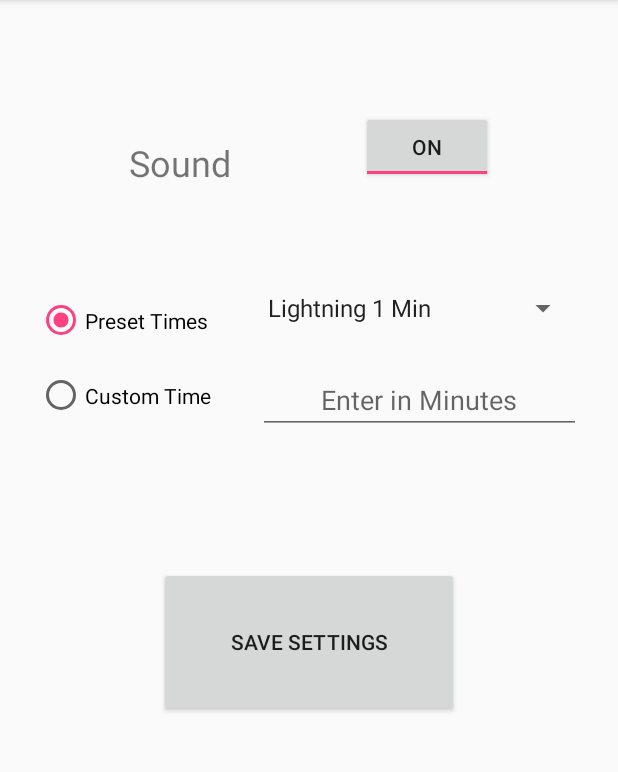
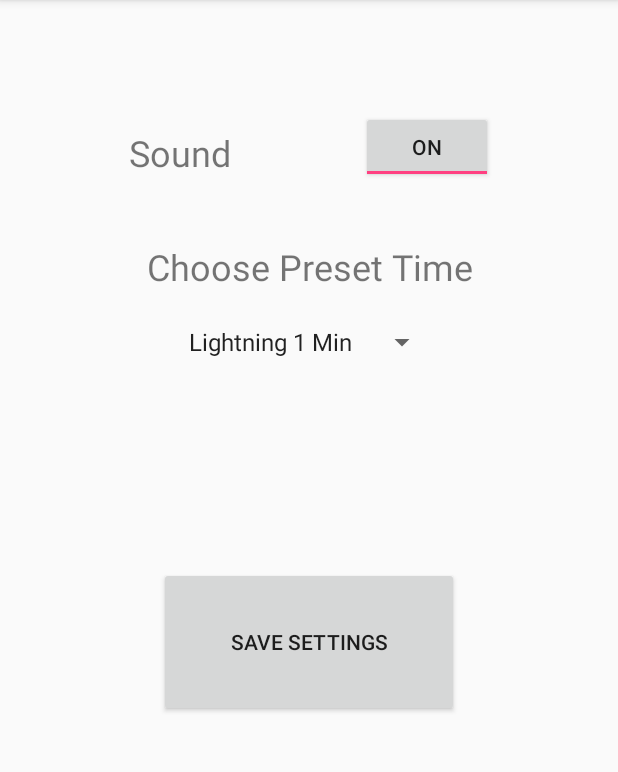
Before and after one commit to neo750a/MainRepo, an Android app: the Settings screen opened directly, with no data from a screen before it, on a phone screen of 412 x 824 dp, the part 84-856 px from its top. Run offline under Robolectric (Android 15) with nearby library versions, the phone set to English and light mode, and no system bars.

Commit message:
Finalize game
To Add:
-Screen flash when time is low
-functionality when timer ends for a player
-Look of the game.

```diff
--- a/ArguileChessClock/app/src/main/java/com/lencorp/com/arguilechessclock/Settings.java
+++ b/ArguileChessClock/app/src/main/java/com/lencorp/com/arguilechessclock/Settings.java
@@ -6,6 +6,7 @@ import android.os.Bundle;
 import android.text.Editable;
 import android.text.TextWatcher;
 import android.text.method.KeyListener;
+import android.util.Log;
 import android.view.View;
 import android.widget.AdapterView;
 import android.widget.ArrayAdapter;
@@ -20,7 +21,7 @@ import android.widget.ToggleButton;
 public class Settings extends AppCompatActivity {
 
     Button btnSave;
-    EditText etTime;
+    //EditText etTime;
     ToggleButton tbSound;
 
     Spinner spTime;
@@ -40,7 +41,7 @@ public class Settings extends AppCompatActivity {
         setContentView(R.layout.activity_settings);
 
         btnSave = (Button) findViewById(R.id.btnSave);
-        etTime = (EditText) findViewById(R.id.etTime);
+        //etTime = (EditText) findViewById(R.id.etTime);
         spTime = (Spinner) findViewById(R.id.spTime);
         tbSound = (ToggleButton) findViewById(R.id.tbSound);
 
@@ -72,9 +73,9 @@ public class Settings extends AppCompatActivity {
         _ignore = false;
 
         //used for making etTime on focusable
-        etKeyListener = etTime.getKeyListener();
+        //etKeyListener = etTime.getKeyListener();
         //disables focus
-        etTime.setKeyListener(null);
+        //etTime.setKeyListener(null);
 
         //parameters context, string array to use, layout of spinner item
         adapter = ArrayAdapter.createFromResource(this,R.array.default_game_times, android.R.layout.simple_spinner_item);
@@ -99,7 +100,8 @@ public class Settings extends AppCompatActivity {
             }
         });
     }
-
+/*
+    //no longer used
     public void OnRadioButtonClicked(View v)
     {
         //is button checked?
@@ -132,18 +134,21 @@ public class Settings extends AppCompatActivity {
                 break;
         }
     }
-
+*/
     public void SaveSettings(View v)
     {
         //create an intent to call main activity
         Intent myIntent = new Intent(this, play.class);
 
         myIntent.putExtra("key1", isCustomTimeSelected);
-
+/*
         if(isCustomTimeSelected == true)
         {
             //get data from edit text
-            long customTime = Long.parseLong(etTime.getText().toString());
+            //long customTime = (long)Double.parseDouble(etTime.getText().toString());
+            double customTime = Double.parseDouble(etTime.getText().toString());
+
+            Log.d("***CUSTOMTIME***", String.valueOf(customTime));
 
             //time in seconds
             customTime = customTime * 60000;
@@ -151,6 +156,7 @@ public class Settings extends AppCompatActivity {
             //supply intent with extra to pass data to second activity
             myIntent.putExtra("key2", customTime);
         }
+*/
         //adding +1 since value is a position in array
         myIntent.putExtra("key3", (selectedSpinnerItem + 1) * 60000);
 
--- a/ArguileChessClock/app/src/main/res/layout/activity_play.xml
+++ b/ArguileChessClock/app/src/main/res/layout/activity_play.xml
@@ -68,7 +68,7 @@
         android:id="@+id/btnCancel"
         android:layout_width="88dp"
         android:layout_height="48dp"
-        android:onClick="CancelTimer"
+        android:onClick="CallCancelTimer"
         android:soundEffectsEnabled="false"
         android:text="Reset"
         app:layout_constraintBottom_toTopOf="@+id/btnSettings"
--- a/ArguileChessClock/app/src/main/res/layout/activity_settings.xml
+++ b/ArguileChessClock/app/src/main/res/layout/activity_settings.xml
@@ -9,23 +9,6 @@
     tools:context="com.lencorp.com.arguilechessclock.Settings"
     tools:layout_editor_absoluteY="81dp"
     tools:layout_editor_absoluteX="0dp">
-
-    <EditText
-        android:id="@+id/etTime"
-        android:layout_width="215dp"
-        android:layout_height="40dp"
-        android:layout_marginBottom="8dp"
-        android:layout_marginTop="32dp"
-        android:maxLength="5"
-        android:ems="10"
-        android:hint="Enter in Minutes"
-        android:inputType="numberDecimal"
-        android:textAlignment="center"
-        app:layout_constraintBottom_toTopOf="@+id/btnSave"
-        app:layout_constraintLeft_toRightOf="@+id/radioGroup"
-        app:layout_constraintRight_toRightOf="parent"
-        app:layout_constraintTop_toBottomOf="@+id/spTime"
-        app:layout_constraintVertical_bias="0.0" />
 
     <Button
         android:id="@+id/btnSave"
@@ -62,50 +45,43 @@
         app:layout_constraintRight_toLeftOf="@+id/tbSound"
         app:layout_constraintLeft_toLeftOf="parent"
         app:layout_constraintTop_toTopOf="parent"
-        android:layout_marginTop="92dp" />
+        android:layout_marginTop="85dp" />
 
     <Spinner
         android:id="@+id/spTime"
-        android:layout_width="215dp"
-        android:layout_height="0dp"
+        android:layout_width="174dp"
+        android:layout_height="29dp"
         app:layout_constraintRight_toRightOf="parent"
         app:layout_constraintLeft_toRightOf="@+id/radioGroup"
-        app:layout_constraintHorizontal_bias="0.466"
-        android:layout_marginTop="71dp"
-        app:layout_constraintTop_toBottomOf="@+id/tbSound" />
+        android:layout_marginTop="91dp"
+        app:layout_constraintTop_toBottomOf="@+id/tbSound"
+        app:layout_constraintHorizontal_bias="0.497" />
 
     <RadioGroup
         android:layout_width="wrap_content"
         android:layout_height="100dp"
         android:id="@+id/radioGroup"
-        app:layout_constraintRight_toLeftOf="@+id/etTime"
         app:layout_constraintLeft_toLeftOf="parent"
         app:layout_constraintBottom_toTopOf="@+id/btnSave"
         app:layout_constraintTop_toTopOf="parent"
         android:layout_marginTop="8dp"
         app:layout_constraintVertical_bias="0.67">
 
-        <RadioButton
-            android:id="@+id/rbPresetTimes"
-            android:layout_width="123dp"
-            android:layout_height="32dp"
-            android:layout_weight="1"
-            android:checked="true"
-            android:text="Preset Times"
-            android:onClick="OnRadioButtonClicked"
-            tools:layout_editor_absoluteX="16dp"
-            tools:layout_editor_absoluteY="146dp" />
 
-
-        <RadioButton
-            android:id="@+id/rbCustomTime"
-            android:layout_width="123dp"
-            android:layout_height="wrap_content"
-            android:layout_weight="1"
-            android:text="Custom Time"
-            android:onClick="OnRadioButtonClicked"
-            tools:layout_editor_absoluteX="16dp"
-            tools:layout_editor_absoluteY="209dp" />
     </RadioGroup>
 
+    <TextView
+        android:id="@+id/textView2"
+        android:layout_width="wrap_content"
+        android:layout_height="wrap_content"
+        android:text="Choose Preset Time"
+        android:textSize="24sp"
+        app:layout_constraintRight_toRightOf="parent"
+        app:layout_constraintLeft_toLeftOf="parent"
+        android:layout_marginTop="28dp"
+        app:layout_constraintTop_toBottomOf="@+id/tbSound"
+        app:layout_constraintHorizontal_bias="0.505"
+        android:layout_marginBottom="8dp"
+        app:layout_constraintBottom_toTopOf="@+id/spTime" />
+
 </android.support.constraint.ConstraintLayout>
```
Also changed, not shown: ArguileChessClock/app/src/main/java/com/lencorp/com/arguilechessclock/play.java (+43 -14 lines).
